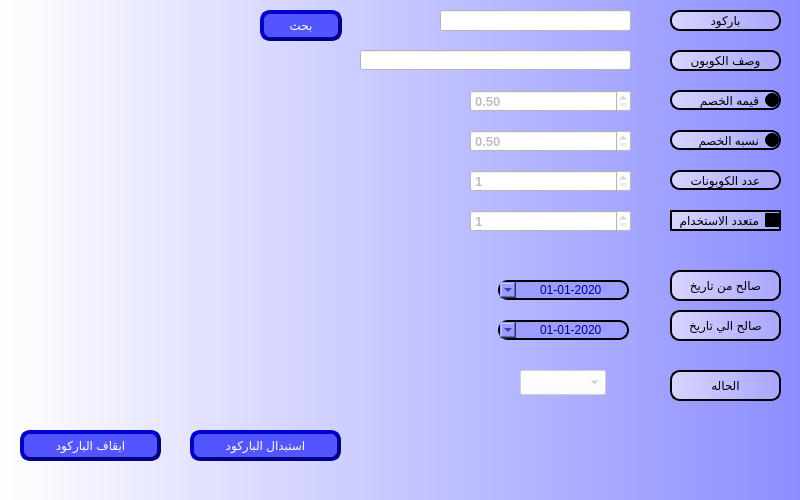
shymaa123456/HyperPOS2020, file presentation/coupon_ui/stoppedSerial.ui: the form before one commit.
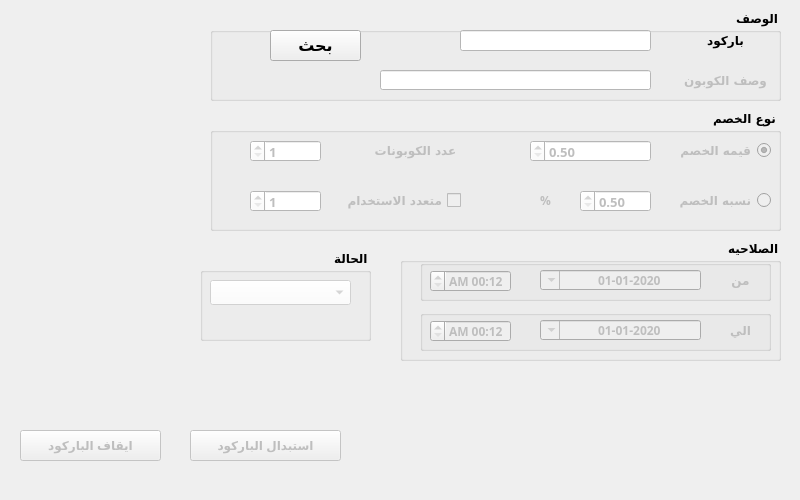
The form after the commit.

```diff
--- a/presentation/coupon_ui/stoppedSerial.ui
+++ b/presentation/coupon_ui/stoppedSerial.ui
@@ -26,7 +26,7 @@
    <string>استبدال و ايقاف الباركود</string>
   </property>
   <property name="styleSheet">
-   <string notr="true">background-color: qlineargradient(spread:pad, x1:0, y1:0, x2:1, y2:0, stop:0 #ffffff, stop:1 #8c8eff);</string>
+   <string notr="true"/>
   </property>
   <widget class="QPushButton" name="BTN_stopCoupon">
    <property name="enabled">
@@ -40,76 +40,83 @@
      <height>31</height>
     </rect>
    </property>
+   <property name="font">
+    <font>
+     <pointsize>9</pointsize>
+     <weight>75</weight>
+     <bold>true</bold>
+    </font>
+   </property>
    <property name="styleSheet">
-    <string notr="true">QPushButton{
-                                        background-color: #5356ff;
-                                        border-style: outset;
-                                        border-width: 4px;
-                                        border-radius: 10px;
-                                        border-color: darkblue;
-                    color:white;
-	font: 75 14pt &quot;MS Shell Dlg 2&quot;;
-	                                    }
-                                        QPushButton:hover {
-                                        background: qradialgradient(
-                                        cx: 0.3, cy: -0.4, fx: 0.3, fy: -0.4,
-                                        radius: 1.35, stop: 0 #3a0dab, stop: 1 #a5a5ff
-                                        );
-                                        }
-                                        QPushButton:pressed {
-                                        border-style: inset;
-                                        background: qradialgradient(
-                                        cx: 0.4, cy: -0.1, fx: 0.4, fy: -0.1,
-                                        radius: 1.35, stop: 0 #a5a5ff, stop: 1 #3a0dab
-                                        );
-                                        }</string>
+    <string notr="true"/>
    </property>
    <property name="text">
     <string>ايقاف الباركود</string>
    </property>
   </widget>
-  <widget class="QDateTimeEdit" name="Qdate_from">
+  <widget class="QPushButton" name="BTN_recreateCoupon">
    <property name="enabled">
     <bool>false</bool>
    </property>
    <property name="geometry">
     <rect>
-     <x>498</x>
-     <y>280</y>
-     <width>131</width>
-     <height>20</height>
+     <x>190</x>
+     <y>430</y>
+     <width>151</width>
+     <height>31</height>
     </rect>
+   </property>
+   <property name="font">
+    <font>
+     <pointsize>9</pointsize>
+     <weight>75</weight>
+     <bold>true</bold>
+    </font>
+   </property>
+   <property name="styleSheet">
+    <string notr="true"/>
+   </property>
+   <property name="text">
+    <string>استبدال الباركود</string>
+   </property>
+  </widget>
+  <widget class="QGroupBox" name="groupBox">
+   <property name="geometry">
+    <rect>
+     <x>210</x>
+     <y>10</y>
+     <width>571</width>
+     <height>91</height>
+    </rect>
+   </property>
+   <property name="font">
+    <font>
+     <family>29LT Bukra Regular</family>
+     <pointsize>9</pointsize>
+     <weight>75</weight>
+     <bold>true</bold>
+    </font>
    </property>
    <property name="layoutDirection">
     <enum>Qt::RightToLeft</enum>
    </property>
+   <property name="title">
+    <string>الوصف</string>
+   </property>
+   <widget class="QLineEdit" name="lineDesc">
+    <property name="enabled">
+     <bool>false</bool>
+    </property>
+    <property name="geometry">
+     <rect>
+      <x>170</x>
+      <y>60</y>
+      <width>271</width>
+      <height>20</height>
+     </rect>
+    </property>
    <property name="styleSheet">
-    <string notr="true">color:darkblue;
-background-color: qlineargradient(spread:pad, x1:0, y1:0, x2:1, y2:0, stop:0 #d8d5ff, stop:1 #a9a6ff);
-border-style: outset;
-border-width: 2px;
-border-radius: 10px;
-border-color:black;
-background-color: #9c9eff;</string>
-   </property>
-   <property name="alignment">
-    <set>Qt::AlignCenter</set>
-   </property>
-   <property name="minimumDateTime">
-    <datetime>
-     <hour>0</hour>
-     <minute>0</minute>
-     <second>0</second>
-     <year>2020</year>
-     <month>1</month>
-     <day>1</day>
-    </datetime>
-   </property>
-   <property name="displayFormat">
-    <string>yyyy-MM-dd</string>
-   </property>
-   <property name="calendarPopup">
-    <bool>true</bool>
+     <string notr="true">background-color: rgb(255, 255, 255);</string>
    </property>
   </widget>
   <widget class="QLabel" name="desc">
@@ -118,22 +125,25 @@
    </property>
    <property name="geometry">
     <rect>
-     <x>670</x>
-     <y>50</y>
-     <width>111</width>
+      <x>470</x>
+      <y>60</y>
+      <width>91</width>
      <height>21</height>
     </rect>
    </property>
+    <property name="font">
+     <font>
+      <pointsize>9</pointsize>
+      <weight>75</weight>
+      <bold>true</bold>
+     </font>
+    </property>
    <property name="layoutDirection">
     <enum>Qt::RightToLeft</enum>
    </property>
    <property name="styleSheet">
-    <string notr="true">color:Black;
-background-color: qlineargradient(spread:pad, x1:0, y1:0, x2:1, y2:0, stop:0 #d8d5ff, stop:1 #a9a6ff);
-border-style: outset;
-border-width: 2px;
-border-radius: 10px;
-border-color:black;</string>
+     <string notr="true">
+</string>
    </property>
    <property name="text">
     <string>وصف الكوبون</string>
@@ -142,18 +152,144 @@
     <set>Qt::AlignCenter</set>
    </property>
   </widget>
+   <widget class="QPushButton" name="BTN_search">
+    <property name="geometry">
+     <rect>
+      <x>60</x>
+      <y>20</y>
+      <width>91</width>
+      <height>31</height>
+     </rect>
+    </property>
+    <property name="font">
+     <font>
+      <pointsize>12</pointsize>
+     </font>
+    </property>
+    <property name="styleSheet">
+     <string notr="true"/>
+    </property>
+    <property name="text">
+     <string>بحث</string>
+    </property>
+   </widget>
+   <widget class="QLineEdit" name="lineDesc_2">
+    <property name="enabled">
+     <bool>true</bool>
+    </property>
+    <property name="geometry">
+     <rect>
+      <x>250</x>
+      <y>20</y>
+      <width>191</width>
+      <height>21</height>
+     </rect>
+    </property>
+    <property name="font">
+     <font>
+      <pointsize>10</pointsize>
+     </font>
+    </property>
+    <property name="styleSheet">
+     <string notr="true">background-color: rgb(255, 255, 255);</string>
+    </property>
+   </widget>
+   <widget class="QLabel" name="label">
+    <property name="geometry">
+     <rect>
+      <x>460</x>
+      <y>20</y>
+      <width>111</width>
+      <height>21</height>
+     </rect>
+    </property>
+    <property name="font">
+     <font>
+      <pointsize>9</pointsize>
+      <weight>75</weight>
+      <bold>true</bold>
+     </font>
+    </property>
+    <property name="styleSheet">
+     <string notr="true">
+</string>
+    </property>
+    <property name="text">
+     <string>باركود</string>
+    </property>
+    <property name="alignment">
+     <set>Qt::AlignCenter</set>
+    </property>
+   </widget>
+  </widget>
+  <widget class="QGroupBox" name="groupBox_2">
+   <property name="geometry">
+    <rect>
+     <x>210</x>
+     <y>110</y>
+     <width>571</width>
+     <height>121</height>
+    </rect>
+   </property>
+   <property name="font">
+    <font>
+     <family>29LT Bukra Regular</family>
+     <pointsize>9</pointsize>
+     <weight>75</weight>
+     <bold>true</bold>
+    </font>
+   </property>
+   <property name="layoutDirection">
+    <enum>Qt::RightToLeft</enum>
+   </property>
+   <property name="title">
+    <string>نوع الخصم</string>
+   </property>
+   <widget class="QDoubleSpinBox" name="LE_desc_3">
+    <property name="enabled">
+     <bool>false</bool>
+    </property>
+    <property name="geometry">
+     <rect>
+      <x>370</x>
+      <y>80</y>
+      <width>71</width>
+      <height>22</height>
+     </rect>
+    </property>
+    <property name="font">
+     <font>
+      <pointsize>10</pointsize>
+      <weight>75</weight>
+      <bold>true</bold>
+     </font>
+    </property>
+    <property name="styleSheet">
+     <string notr="true">background-color: rgb(255, 255, 255);</string>
+    </property>
+    <property name="minimum">
+     <double>0.500000000000000</double>
+    </property>
+   </widget>
   <widget class="QRadioButton" name="radioButton_Value">
    <property name="enabled">
     <bool>false</bool>
    </property>
    <property name="geometry">
     <rect>
-     <x>670</x>
-     <y>90</y>
+      <x>450</x>
+      <y>30</y>
      <width>111</width>
      <height>20</height>
     </rect>
    </property>
+    <property name="font">
+     <font>
+      <pointsize>9</pointsize>
+      <weight>75</weight>
+      <bold>true</bold>
+     </font>
+    </property>
    <property name="layoutDirection">
     <enum>Qt::RightToLeft</enum>
    </property>
@@ -161,12 +297,8 @@
     <bool>false</bool>
    </property>
    <property name="styleSheet">
-    <string notr="true">color:Black;
-background-color: qlineargradient(spread:pad, x1:0, y1:0, x2:1, y2:0, stop:0 #d8d5ff, stop:1 #a9a6ff);
-border-style: outset;
-border-width: 2px;
-border-radius: 10px;
-border-color:black;</string>
+     <string notr="true">
+</string>
    </property>
    <property name="text">
     <string>قيمه الخصم</string>
@@ -175,115 +307,15 @@
     <bool>true</bool>
    </property>
   </widget>
-  <widget class="QCheckBox" name="checkBox_Multi">
-   <property name="enabled">
-    <bool>false</bool>
-   </property>
-   <property name="geometry">
-    <rect>
-     <x>670</x>
-     <y>210</y>
-     <width>111</width>
-     <height>21</height>
-    </rect>
-   </property>
-   <property name="layoutDirection">
-    <enum>Qt::RightToLeft</enum>
-   </property>
-   <property name="styleSheet">
-    <string notr="true">color:Black;
-background-color: qlineargradient(spread:pad, x1:0, y1:0, x2:1, y2:0, stop:0 #d8d5ff, stop:1 #a9a6ff);
-border-style: outset;
-border-width: 2px;
-border-color:black;</string>
-   </property>
-   <property name="text">
-    <string>متعدد الاستخدام</string>
-   </property>
-  </widget>
-  <widget class="QLabel" name="desc_2">
-   <property name="enabled">
-    <bool>false</bool>
-   </property>
-   <property name="geometry">
-    <rect>
-     <x>670</x>
-     <y>170</y>
-     <width>111</width>
-     <height>20</height>
-    </rect>
-   </property>
-   <property name="layoutDirection">
-    <enum>Qt::RightToLeft</enum>
-   </property>
-   <property name="styleSheet">
-    <string notr="true">color:Black;
-background-color: qlineargradient(spread:pad, x1:0, y1:0, x2:1, y2:0, stop:0 #d8d5ff, stop:1 #a9a6ff);
-border-style: outset;
-border-width: 2px;
-border-radius: 10px;
-border-color:black;</string>
-   </property>
-   <property name="text">
-    <string>عدد الكوبونات</string>
-   </property>
-   <property name="alignment">
-    <set>Qt::AlignCenter</set>
-   </property>
-  </widget>
-  <widget class="QDateTimeEdit" name="Qdate_to">
-   <property name="enabled">
-    <bool>false</bool>
-   </property>
-   <property name="geometry">
-    <rect>
-     <x>498</x>
-     <y>320</y>
-     <width>131</width>
-     <height>20</height>
-    </rect>
-   </property>
-   <property name="layoutDirection">
-    <enum>Qt::RightToLeft</enum>
-   </property>
-   <property name="styleSheet">
-    <string notr="true">color:darkblue;
-background-color: qlineargradient(spread:pad, x1:0, y1:0, x2:1, y2:0, stop:0 #d8d5ff, stop:1 #a9a6ff);
-border-style: outset;
-border-width: 2px;
-border-radius: 10px;
-border-color:black;
-background-color: #9c9eff;</string>
-   </property>
-   <property name="alignment">
-    <set>Qt::AlignCenter</set>
-   </property>
-   <property name="minimumDateTime">
-    <datetime>
-     <hour>0</hour>
-     <minute>0</minute>
-     <second>0</second>
-     <year>2020</year>
-     <month>1</month>
-     <day>1</day>
-    </datetime>
-   </property>
-   <property name="displayFormat">
-    <string>yyyy-MM-dd</string>
-   </property>
-   <property name="calendarPopup">
-    <bool>true</bool>
-   </property>
-  </widget>
   <widget class="QDoubleSpinBox" name="LE_desc_2">
    <property name="enabled">
     <bool>false</bool>
    </property>
    <property name="geometry">
     <rect>
-     <x>470</x>
-     <y>90</y>
-     <width>161</width>
+      <x>320</x>
+      <y>30</y>
+      <width>121</width>
      <height>22</height>
     </rect>
    </property>
@@ -301,15 +333,45 @@
     <double>0.500000000000000</double>
    </property>
   </widget>
+   <widget class="QRadioButton" name="radioButton_Percentage">
+    <property name="enabled">
+     <bool>false</bool>
+    </property>
+    <property name="geometry">
+     <rect>
+      <x>450</x>
+      <y>80</y>
+      <width>111</width>
+      <height>20</height>
+     </rect>
+    </property>
+    <property name="font">
+     <font>
+      <pointsize>9</pointsize>
+      <weight>75</weight>
+      <bold>true</bold>
+     </font>
+    </property>
+    <property name="layoutDirection">
+     <enum>Qt::RightToLeft</enum>
+    </property>
+    <property name="styleSheet">
+     <string notr="true">
+</string>
+    </property>
+    <property name="text">
+     <string>نسبه الخصم</string>
+    </property>
+   </widget>
   <widget class="QSpinBox" name="LE_desc_5">
    <property name="enabled">
     <bool>false</bool>
    </property>
    <property name="geometry">
     <rect>
-     <x>470</x>
-     <y>210</y>
-     <width>161</width>
+      <x>40</x>
+      <y>80</y>
+      <width>71</width>
      <height>22</height>
     </rect>
    </property>
@@ -327,30 +389,37 @@
     <number>1</number>
    </property>
   </widget>
-  <widget class="QDoubleSpinBox" name="LE_desc_3">
+   <widget class="QLabel" name="desc_2">
    <property name="enabled">
     <bool>false</bool>
    </property>
    <property name="geometry">
     <rect>
-     <x>470</x>
-     <y>130</y>
-     <width>161</width>
-     <height>22</height>
+      <x>150</x>
+      <y>30</y>
+      <width>111</width>
+      <height>20</height>
     </rect>
    </property>
    <property name="font">
     <font>
-     <pointsize>10</pointsize>
+      <pointsize>9</pointsize>
      <weight>75</weight>
      <bold>true</bold>
     </font>
    </property>
+    <property name="layoutDirection">
+     <enum>Qt::RightToLeft</enum>
+    </property>
    <property name="styleSheet">
-    <string notr="true">background-color: rgb(255, 255, 255);</string>
-   </property>
-   <property name="minimum">
-    <double>0.500000000000000</double>
+     <string notr="true">
+</string>
+    </property>
+    <property name="text">
+     <string>عدد الكوبونات</string>
+    </property>
+    <property name="alignment">
+     <set>Qt::AlignCenter</set>
    </property>
   </widget>
   <widget class="QSpinBox" name="LE_desc_4">
@@ -359,9 +428,9 @@
    </property>
    <property name="geometry">
     <rect>
-     <x>470</x>
-     <y>170</y>
-     <width>161</width>
+      <x>40</x>
+      <y>30</y>
+      <width>71</width>
      <height>22</height>
     </rect>
    </property>
@@ -379,273 +448,338 @@
     <number>1</number>
    </property>
   </widget>
-  <widget class="QLabel" name="desc_3">
+   <widget class="QCheckBox" name="checkBox_Multi">
    <property name="enabled">
     <bool>false</bool>
    </property>
    <property name="geometry">
     <rect>
-     <x>670</x>
-     <y>270</y>
-     <width>111</width>
-     <height>31</height>
-    </rect>
-   </property>
+      <x>130</x>
+      <y>80</y>
+      <width>121</width>
+      <height>21</height>
+     </rect>
+    </property>
+    <property name="font">
+     <font>
+      <pointsize>9</pointsize>
+      <weight>75</weight>
+      <bold>true</bold>
+     </font>
+    </property>
+    <property name="layoutDirection">
+     <enum>Qt::RightToLeft</enum>
+    </property>
    <property name="styleSheet">
-    <string notr="true">color:Black;
-background-color: qlineargradient(spread:pad, x1:0, y1:0, x2:1, y2:0, stop:0 #d8d5ff, stop:1 #a9a6ff);
-border-style: outset;
-border-width: 2px;
-border-radius: 10px;
-border-color:black;</string>
+     <string notr="true">
+</string>
    </property>
    <property name="text">
-    <string>صالح من تاريخ</string>
-   </property>
+     <string>متعدد الاستخدام</string>
+    </property>
+   </widget>
+   <widget class="QLabel" name="label_4">
+    <property name="enabled">
+     <bool>false</bool>
+    </property>
+    <property name="geometry">
+     <rect>
+      <x>320</x>
+      <y>80</y>
+      <width>31</width>
+      <height>21</height>
+     </rect>
+    </property>
+    <property name="font">
+     <font>
+      <family>29LT Bukra Regular</family>
+      <pointsize>9</pointsize>
+      <weight>75</weight>
+      <bold>true</bold>
+     </font>
+    </property>
+    <property name="text">
+     <string>%</string>
+    </property>
    <property name="alignment">
     <set>Qt::AlignCenter</set>
    </property>
   </widget>
+  </widget>
+  <widget class="QGroupBox" name="groupBox_3">
+   <property name="geometry">
+    <rect>
+     <x>400</x>
+     <y>240</y>
+     <width>381</width>
+     <height>121</height>
+    </rect>
+   </property>
+   <property name="font">
+    <font>
+     <family>29LT Bukra Regular</family>
+     <pointsize>9</pointsize>
+     <weight>75</weight>
+     <bold>true</bold>
+    </font>
+   </property>
+   <property name="layoutDirection">
+    <enum>Qt::RightToLeft</enum>
+   </property>
+   <property name="title">
+    <string>الصلاحيه</string>
+   </property>
+   <widget class="QGroupBox" name="groupBox_5">
+    <property name="geometry">
+     <rect>
+      <x>20</x>
+      <y>20</y>
+      <width>351</width>
+      <height>41</height>
+     </rect>
+    </property>
+    <property name="font">
+     <font>
+      <family>29LT Bukra Regular</family>
+      <pointsize>9</pointsize>
+      <weight>75</weight>
+      <bold>true</bold>
+     </font>
+    </property>
+    <property name="layoutDirection">
+     <enum>Qt::RightToLeft</enum>
+    </property>
+    <property name="title">
+     <string/>
+    </property>
+    <widget class="QDateTimeEdit" name="Qdate_from">
+     <property name="enabled">
+      <bool>false</bool>
+     </property>
+     <property name="geometry">
+      <rect>
+       <x>120</x>
+       <y>10</y>
+       <width>161</width>
+       <height>20</height>
+      </rect>
+     </property>
+     <property name="layoutDirection">
+      <enum>Qt::RightToLeft</enum>
+     </property>
+     <property name="styleSheet">
+      <string notr="true"/>
+     </property>
+     <property name="alignment">
+      <set>Qt::AlignCenter</set>
+     </property>
+     <property name="minimumDateTime">
+      <datetime>
+       <hour>0</hour>
+       <minute>0</minute>
+       <second>0</second>
+       <year>2020</year>
+       <month>1</month>
+       <day>1</day>
+      </datetime>
+     </property>
+     <property name="displayFormat">
+      <string>yyyy-MM-dd</string>
+     </property>
+     <property name="calendarPopup">
+      <bool>true</bool>
+     </property>
+    </widget>
+    <widget class="QLabel" name="desc_6">
+     <property name="enabled">
+      <bool>false</bool>
+     </property>
+     <property name="geometry">
+      <rect>
+       <x>300</x>
+       <y>10</y>
+       <width>41</width>
+       <height>20</height>
+      </rect>
+     </property>
+     <property name="font">
+      <font>
+       <pointsize>9</pointsize>
+      </font>
+     </property>
+     <property name="styleSheet">
+      <string notr="true"/>
+     </property>
+     <property name="text">
+      <string>من</string>
+     </property>
+     <property name="alignment">
+      <set>Qt::AlignCenter</set>
+     </property>
+    </widget>
+    <widget class="QTimeEdit" name="Qtime_from">
+     <property name="enabled">
+      <bool>false</bool>
+     </property>
+     <property name="geometry">
+      <rect>
+       <x>10</x>
+       <y>10</y>
+       <width>81</width>
+       <height>22</height>
+      </rect>
+     </property>
+     <property name="displayFormat">
+      <string>h:mm AP</string>
+     </property>
+    </widget>
+   </widget>
+   <widget class="QGroupBox" name="groupBox_6">
+    <property name="geometry">
+     <rect>
+      <x>20</x>
+      <y>70</y>
+      <width>351</width>
+      <height>41</height>
+     </rect>
+    </property>
+    <property name="font">
+     <font>
+      <family>29LT Bukra Regular</family>
+      <pointsize>9</pointsize>
+      <weight>75</weight>
+      <bold>true</bold>
+     </font>
+    </property>
+    <property name="layoutDirection">
+     <enum>Qt::RightToLeft</enum>
+    </property>
+    <property name="title">
+     <string/>
+    </property>
+    <widget class="QDateTimeEdit" name="Qdate_to">
+     <property name="enabled">
+      <bool>false</bool>
+     </property>
+     <property name="geometry">
+      <rect>
+       <x>120</x>
+       <y>10</y>
+       <width>161</width>
+       <height>20</height>
+      </rect>
+     </property>
+     <property name="layoutDirection">
+      <enum>Qt::RightToLeft</enum>
+     </property>
+     <property name="styleSheet">
+      <string notr="true"/>
+     </property>
+     <property name="alignment">
+      <set>Qt::AlignCenter</set>
+     </property>
+     <property name="minimumDateTime">
+      <datetime>
+       <hour>0</hour>
+       <minute>0</minute>
+       <second>0</second>
+       <year>2020</year>
+       <month>1</month>
+       <day>1</day>
+      </datetime>
+     </property>
+     <property name="displayFormat">
+      <string>yyyy-MM-dd</string>
+     </property>
+     <property name="calendarPopup">
+      <bool>true</bool>
+     </property>
+    </widget>
+    <widget class="QLabel" name="desc_7">
+     <property name="enabled">
+      <bool>false</bool>
+     </property>
+     <property name="geometry">
+      <rect>
+       <x>300</x>
+       <y>10</y>
+       <width>41</width>
+       <height>21</height>
+      </rect>
+     </property>
+     <property name="layoutDirection">
+      <enum>Qt::RightToLeft</enum>
+     </property>
+     <property name="styleSheet">
+      <string notr="true"/>
+     </property>
+     <property name="text">
+      <string>الي</string>
+     </property>
+     <property name="alignment">
+      <set>Qt::AlignCenter</set>
+     </property>
+    </widget>
+    <widget class="QTimeEdit" name="Qtime_to">
+     <property name="enabled">
+      <bool>false</bool>
+     </property>
+     <property name="geometry">
+      <rect>
+       <x>10</x>
+       <y>10</y>
+       <width>81</width>
+       <height>22</height>
+      </rect>
+     </property>
+     <property name="displayFormat">
+      <string>h:mm AP</string>
+     </property>
+    </widget>
+   </widget>
+  </widget>
+  <widget class="QGroupBox" name="groupBox_7">
+   <property name="geometry">
+    <rect>
+     <x>200</x>
+     <y>250</y>
+     <width>171</width>
+     <height>91</height>
+    </rect>
+   </property>
+   <property name="font">
+    <font>
+     <family>29LT Bukra Regular</family>
+     <pointsize>9</pointsize>
+     <weight>75</weight>
+     <bold>true</bold>
+    </font>
+   </property>
+   <property name="layoutDirection">
+    <enum>Qt::RightToLeft</enum>
+   </property>
+   <property name="title">
+    <string>الحالة</string>
+   </property>
   <widget class="QComboBox" name="CMB_CouponStatus">
    <property name="enabled">
     <bool>false</bool>
    </property>
    <property name="geometry">
     <rect>
-     <x>520</x>
-     <y>370</y>
-     <width>86</width>
+      <x>10</x>
+      <y>30</y>
+      <width>141</width>
      <height>25</height>
     </rect>
    </property>
-   <property name="styleSheet">
-    <string notr="true">background-color: rgb(255, 255, 255);</string>
-   </property>
-  </widget>
-  <widget class="QRadioButton" name="radioButton_Percentage">
-   <property name="enabled">
-    <bool>false</bool>
-   </property>
-   <property name="geometry">
-    <rect>
-     <x>670</x>
-     <y>130</y>
-     <width>111</width>
-     <height>20</height>
-    </rect>
-   </property>
    <property name="layoutDirection">
-    <enum>Qt::RightToLeft</enum>
+     <enum>Qt::LeftToRight</enum>
    </property>
    <property name="styleSheet">
-    <string notr="true">color:Black;
-background-color: qlineargradient(spread:pad, x1:0, y1:0, x2:1, y2:0, stop:0 #d8d5ff, stop:1 #a9a6ff);
-border-style: outset;
-border-width: 2px;
-border-radius: 10px;
-border-color:black;</string>
-   </property>
-   <property name="text">
-    <string>نسبه الخصم</string>
-   </property>
-  </widget>
-  <widget class="QLabel" name="desc_4">
-   <property name="enabled">
-    <bool>false</bool>
-   </property>
-   <property name="geometry">
-    <rect>
-     <x>670</x>
-     <y>310</y>
-     <width>111</width>
-     <height>31</height>
-    </rect>
-   </property>
-   <property name="layoutDirection">
-    <enum>Qt::RightToLeft</enum>
-   </property>
-   <property name="styleSheet">
-    <string notr="true">color:Black;
-background-color: qlineargradient(spread:pad, x1:0, y1:0, x2:1, y2:0, stop:0 #d8d5ff, stop:1 #a9a6ff);
-border-style: outset;
-border-width: 2px;
-border-radius: 10px;
-border-color:black;</string>
-   </property>
-   <property name="text">
-    <string>صالح الي تاريخ</string>
-   </property>
-   <property name="alignment">
-    <set>Qt::AlignCenter</set>
-   </property>
-  </widget>
-  <widget class="QLabel" name="label_2">
-   <property name="enabled">
-    <bool>false</bool>
-   </property>
-   <property name="geometry">
-    <rect>
-     <x>670</x>
-     <y>370</y>
-     <width>111</width>
-     <height>31</height>
-    </rect>
-   </property>
-   <property name="layoutDirection">
-    <enum>Qt::RightToLeft</enum>
-   </property>
-   <property name="styleSheet">
-    <string notr="true">color:Black;
-background-color: qlineargradient(spread:pad, x1:0, y1:0, x2:1, y2:0, stop:0 #d8d5ff, stop:1 #a9a6ff);
-border-style: outset;
-border-width: 2px;
-border-radius: 10px;
-border-color:black;</string>
-   </property>
-   <property name="text">
-    <string>الحاله</string>
-   </property>
-   <property name="alignment">
-    <set>Qt::AlignCenter</set>
-   </property>
-  </widget>
-  <widget class="QLineEdit" name="lineDesc">
-   <property name="enabled">
-    <bool>false</bool>
-   </property>
-   <property name="geometry">
-    <rect>
-     <x>360</x>
-     <y>50</y>
-     <width>271</width>
-     <height>20</height>
-    </rect>
-   </property>
-   <property name="styleSheet">
     <string notr="true">background-color: rgb(255, 255, 255);</string>
    </property>
   </widget>
-  <widget class="QLabel" name="label">
-   <property name="geometry">
-    <rect>
-     <x>670</x>
-     <y>10</y>
-     <width>111</width>
-     <height>21</height>
-    </rect>
-   </property>
-   <property name="styleSheet">
-    <string notr="true">color:Black;
-background-color: qlineargradient(spread:pad, x1:0, y1:0, x2:1, y2:0, stop:0 #d8d5ff, stop:1 #a9a6ff);
-border-style: outset;
-border-width: 2px;
-border-radius: 10px;
-border-color:black;</string>
-   </property>
-   <property name="text">
-    <string>باركود</string>
-   </property>
-   <property name="alignment">
-    <set>Qt::AlignCenter</set>
-   </property>
-  </widget>
-  <widget class="QLineEdit" name="lineDesc_2">
-   <property name="enabled">
-    <bool>true</bool>
-   </property>
-   <property name="geometry">
-    <rect>
-     <x>440</x>
-     <y>10</y>
-     <width>191</width>
-     <height>21</height>
-    </rect>
-   </property>
-   <property name="font">
-    <font>
-     <pointsize>10</pointsize>
-    </font>
-   </property>
-   <property name="styleSheet">
-    <string notr="true">background-color: rgb(255, 255, 255);</string>
-   </property>
-  </widget>
-  <widget class="QPushButton" name="BTN_search">
-   <property name="geometry">
-    <rect>
-     <x>260</x>
-     <y>10</y>
-     <width>82</width>
-     <height>31</height>
-    </rect>
-   </property>
-   <property name="styleSheet">
-    <string notr="true">QPushButton{
-                                        background-color: #5356ff;
-                                        border-style: outset;
-                                        border-width: 4px;
-                                        border-radius: 10px;
-                                        border-color: darkblue;
-                    color:white;
-	font: 75 14pt &quot;MS Shell Dlg 2&quot;;
-	                                    }
-                                        QPushButton:hover {
-                                        background: qradialgradient(
-                                        cx: 0.3, cy: -0.4, fx: 0.3, fy: -0.4,
-                                        radius: 1.35, stop: 0 #3a0dab, stop: 1 #a5a5ff
-                                        );
-                                        }
-                                        QPushButton:pressed {
-                                        border-style: inset;
-                                        background: qradialgradient(
-                                        cx: 0.4, cy: -0.1, fx: 0.4, fy: -0.1,
-                                        radius: 1.35, stop: 0 #a5a5ff, stop: 1 #3a0dab
-                                        );
-                                        }</string>
-   </property>
-   <property name="text">
-    <string>بحث</string>
-   </property>
-  </widget>
-  <widget class="QPushButton" name="BTN_recreateCoupon">
-   <property name="enabled">
-    <bool>false</bool>
-   </property>
-   <property name="geometry">
-    <rect>
-     <x>190</x>
-     <y>430</y>
-     <width>151</width>
-     <height>31</height>
-    </rect>
-   </property>
-   <property name="styleSheet">
-    <string notr="true">QPushButton{
-                                        background-color: #5356ff;
-                                        border-style: outset;
-                                        border-width: 4px;
-                                        border-radius: 10px;
-                                        border-color: darkblue;
-                    color:white;
-	font: 75 14pt &quot;MS Shell Dlg 2&quot;;
-	                                    }
-                                        QPushButton:hover {
-                                        background: qradialgradient(
-                                        cx: 0.3, cy: -0.4, fx: 0.3, fy: -0.4,
-                                        radius: 1.35, stop: 0 #3a0dab, stop: 1 #a5a5ff
-                                        );
-                                        }
-                                        QPushButton:pressed {
-                                        border-style: inset;
-                                        background: qradialgradient(
-                                        cx: 0.4, cy: -0.1, fx: 0.4, fy: -0.1,
-                                        radius: 1.35, stop: 0 #a5a5ff, stop: 1 #3a0dab
-                                        );
-                                        }</string>
-   </property>
-   <property name="text">
-    <string>استبدال الباركود</string>
-   </property>
   </widget>
  </widget>
  <resources/>
```
Lines whose indentation alone changed are shown as unchanged.
